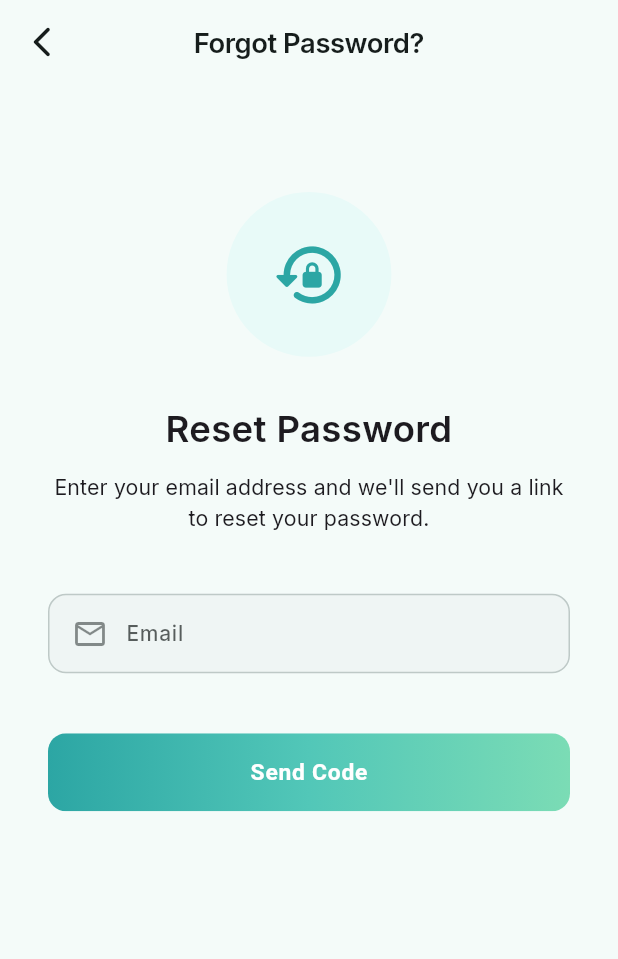
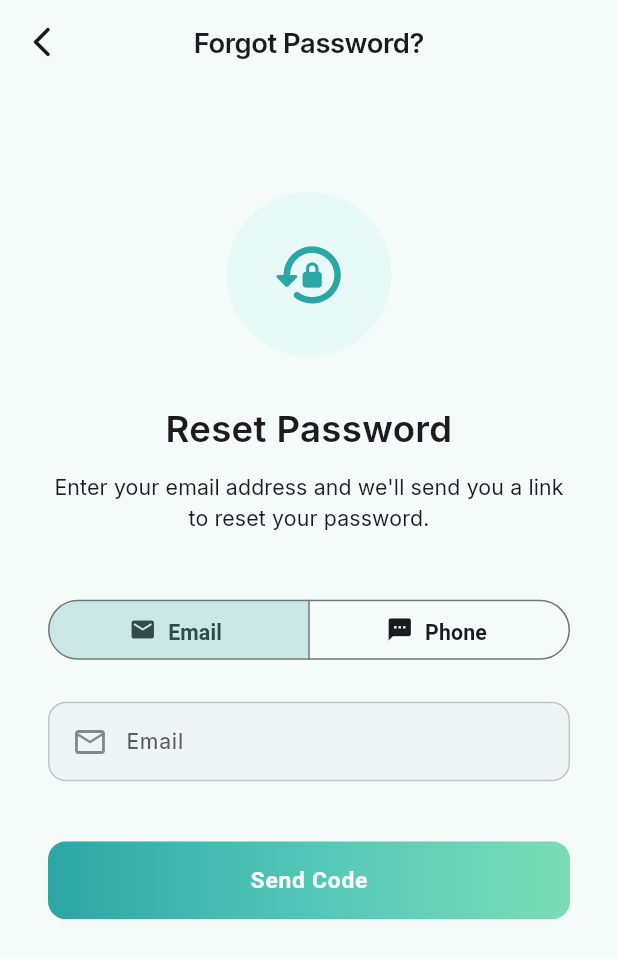
Before and after one commit to Younisonly/baby-Sitter-app, a Flutter app: the ForgotPasswordScreen screen opened by its route, on a phone screen of 412 x 824 dp. Shown: the top 959 px of the screen. Run offline on Flutter 3.47's test engine with Material 3 defaults, Android fonts, the phone set to English and light mode, and no system bars; our stand-ins replace another_flushbar, audioplayers, cached_network_image, connectivity_plus, dio, file_picker and 26 more; missing offline and left inert: add_2_calendar, mobile_scanner, record; accounts and stored records are empty; generated files the repository leaves out were written again; network calls fail.

Commit message:
feat: forgot-password channel choice (email or SMS), phone-aware resend state

```diff
--- a/untitled/lib/core/services/auth_provider.dart
+++ b/untitled/lib/core/services/auth_provider.dart
@@ -321,18 +321,25 @@ class AuthNotifier extends StateNotifier<AuthState> {
     }
   }
 
-  Future<void> forgotPassword(String email) async {
+  Future<void> forgotPassword({
+    String? email,
+    String? phone,
+  }) async {
     state = state.copyWith(isLoading: true, error: null);
     try {
-      final data = await _authRepository.forgotPassword(email);
+      final data = await _authRepository.forgotPassword(
+        email: email,
+        phone: phone,
+      );
+      final channel = data['channel']?.toString() ?? (email != null ? 'email' : 'phone');
       state = state.copyWith(
         isLoading: false,
         otpToken: data['otpToken']?.toString(),
         otpMode: 'reset',
-        otpChannel: data['channel']?.toString() ?? 'email',
-        otpContact: email,
+        otpChannel: channel,
+        otpContact: email ?? phone ?? '',
         otpEmail: email,
-        otpPhone: null,
+        otpPhone: phone,
       );
     } catch (e) {
       state = state.copyWith(
--- a/untitled/lib/features/auth/data/repositories/auth_repository.dart
+++ b/untitled/lib/features/auth/data/repositories/auth_repository.dart
@@ -46,9 +46,13 @@ class AuthRepository {
     return _extractData(response.data);
   }
 
-  Future<Map<String, dynamic>> forgotPassword(String email) async {
+  Future<Map<String, dynamic>> forgotPassword({
+    String? email,
+    String? phone,
+  }) async {
     final response = await DioClient.dio.post('/auth/forgot-password', data: {
-      'email': email,
+      if (email != null) 'email': email,
+      if (phone != null) 'phone': phone,
     });
     return _extractData(response.data);
   }
--- a/untitled/lib/features/auth/presentation/forgot_password/forgot_password_screen.dart
+++ b/untitled/lib/features/auth/presentation/forgot_password/forgot_password_screen.dart
@@ -23,11 +23,14 @@ class ForgotPasswordScreen extends ConsumerStatefulWidget {
 
 class _ForgotPasswordScreenState extends ConsumerState<ForgotPasswordScreen> {
   final _emailController = TextEditingController();
+  final _phoneController = TextEditingController();
   final _formKey = GlobalKey<FormState>();
+  bool _channelIsEmail = true;
 
   @override
   void dispose() {
     _emailController.dispose();
+    _phoneController.dispose();
     super.dispose();
   }
 
@@ -36,7 +39,8 @@ class _ForgotPasswordScreenState extends ConsumerState<ForgotPasswordScreen> {
     context.hideKeyboard();
 
     await ref.read(authProvider.notifier).forgotPassword(
-          _emailController.text.trim(),
+          email: _channelIsEmail ? _emailController.text.trim() : null,
+          phone: _channelIsEmail ? null : _phoneController.text.trim(),
         );
 
     if (!mounted) return;
@@ -77,7 +81,9 @@ class _ForgotPasswordScreenState extends ConsumerState<ForgotPasswordScreen> {
                       borderRadius: BorderRadius.circular(AppRadius.full),
                     ),
                     child: Icon(
-                      Icons.lock_reset_rounded,
+                      _channelIsEmail
+                          ? Icons.lock_reset_rounded
+                          : Icons.sms_rounded,
                       size: 50.sp,
                       color: AppColors.primary,
                     ),
@@ -93,13 +99,45 @@ class _ForgotPasswordScreenState extends ConsumerState<ForgotPasswordScreen> {
                 SizedBox(height: AppSpacing.sm),
                 Text(
                   strings[AppLocalization.reset_password_instruction] ??
-                      'Enter your email and we\'ll send you a verification code to reset your password.',
+                      'Enter your email or phone number and we\'ll send you a verification code.',
                   style: AppTextStyles.bodyMedium(),
                   maxLines: 2,
                   overflow: TextOverflow.ellipsis,
                   textAlign: TextAlign.center,
                 ),
                 SizedBox(height: AppSpacing.xxl),
+                SegmentedButton<bool>(
+                  segments: [
+                    ButtonSegment(
+                      value: true,
+                      icon: const Icon(Icons.email_rounded, size: 18),
+                      label: Text(
+                        strings[AppLocalization.channel_email] ?? 'Email',
+                      ),
+                    ),
+                    ButtonSegment(
+                      value: false,
+                      icon: const Icon(Icons.sms_rounded, size: 18),
+                      label: Text(
+                        strings[AppLocalization.channel_phone] ?? 'Phone',
+                      ),
+                    ),
+                  ],
+                  selected: {_channelIsEmail},
+                  onSelectionChanged: (selection) {
+                    setState(() => _channelIsEmail = selection.first);
+                    _formKey.currentState?.reset();
+                  },
+                  showSelectedIcon: false,
+                  style: ButtonStyle(
+                    minimumSize: const WidgetStatePropertyAll(Size(48, 48)),
+                    textStyle: WidgetStatePropertyAll(
+                      AppTextStyles.bodyMedium(weight: FontWeight.w600),
+                    ),
+                  ),
+                ),
+                SizedBox(height: AppSpacing.lg),
+                if (_channelIsEmail)
                   AppTextField(
                     label: strings[AppLocalization.email],
                     hint: 'example@email.com',
@@ -112,6 +150,20 @@ class _ForgotPasswordScreenState extends ConsumerState<ForgotPasswordScreen> {
                       }
                       if (!value.isValidEmail) {
                         return strings[AppLocalization.invalid_email];
+                      }
+                      return null;
+                    },
+                  )
+                else
+                  AppTextField(
+                    label: strings[AppLocalization.phone_number],
+                    hint: '+967 7XXXXXXXX',
+                    controller: _phoneController,
+                    keyboardType: TextInputType.phone,
+                    prefixIcon: const Icon(Icons.phone_outlined),
+                    validator: (value) {
+                      if (value == null || value.isEmpty) {
+                        return strings[AppLocalization.phone_required];
                       }
                       return null;
                     },
```
Lines whose indentation alone changed are shown as unchanged.
